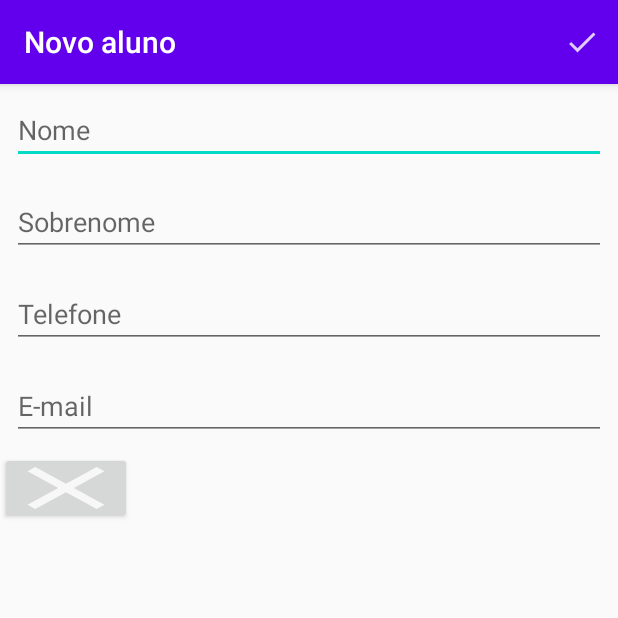
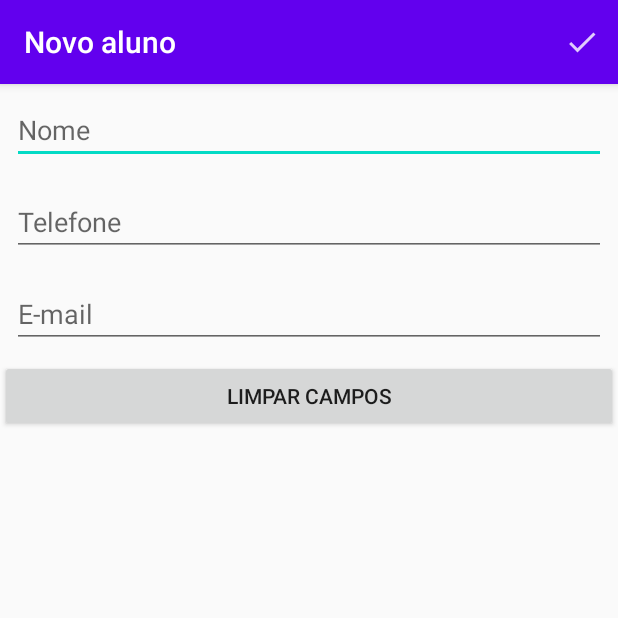
Before and after one commit to Lucasmaciiel/agenda-android, an Android app: the FormularioAlunoActivity screen opened directly, with no data from a screen before it, on a phone screen of 412 x 824 dp, the top half of it. Run offline under Robolectric (Android 15) with nearby library versions, the phone set to English and light mode, and no system bars; our stand-ins replace Room's generated code.

```diff
--- a/app/src/main/java/br/com/lmg/dataBase/AgendaDataBase.java
+++ b/app/src/main/java/br/com/lmg/dataBase/AgendaDataBase.java
@@ -6,24 +6,48 @@ import androidx.annotation.NonNull;
 import androidx.room.Database;
 import androidx.room.Room;
 import androidx.room.RoomDatabase;
+import androidx.room.TypeConverters;
 import androidx.room.migration.Migration;
 import androidx.sqlite.db.SupportSQLiteDatabase;
+import br.com.lmg.dataBase.converter.ConversonCalendar;
 import br.com.lmg.dataBase.dao.AlunoDao;
 import br.com.lmg.model.Aluno;
 
-@Database(entities = { Aluno.class}, version = 2, exportSchema = false)
+@Database(entities = { Aluno.class}, version = 4, exportSchema = false)
+@TypeConverters({ConversonCalendar.class})
 public abstract class AgendaDataBase  extends RoomDatabase {
 
     public static final String NOME_BANCO_DE_DADOS = "agenda.db";
 
     public static AgendaDataBase getInstance(Context context) {
         return Room.databaseBuilder(context, AgendaDataBase.class, NOME_BANCO_DE_DADOS)
-                .fallbackToDestructiveMigration()
                 .allowMainThreadQueries()
-                .addMigrations(new Migration(1 , 2) { // versão antiga / versão nova da base de dados
+                .addMigrations(new Migration(1, 2) { // versão antiga / versão nova da base de dados
                     @Override
                     public void migrate(@NonNull SupportSQLiteDatabase database) {
                         database.execSQL("ALTER TABLE aluno ADD COLUMN sobrenome TEXT");
+                    }
+                }, new Migration(2, 3) {
+                    @Override
+                    public void migrate(@NonNull SupportSQLiteDatabase database) {
+                        // Criar nova tabela com as informações desejadas
+                        database.execSQL("CREATE TABLE IF NOT EXISTS `Aluno_novo` " +
+                                "(`id` INTEGER PRIMARY KEY AUTOINCREMENT NOT NULL, `nome` TEXT, `telefone` TEXT, `email` TEXT)");
+
+                        // Copiar dados da tabela antiga para a nova
+                        database.execSQL("INSERT INTO Aluno_novo(id, nome, telefone, email) " +
+                                "SELECT id, nome, telefone, email FROM Aluno");
+
+                        // Remove tabela antiga
+                        database.execSQL("DROP TABLE Aluno");
+
+                        // Renomear a tabela nova com o nome da tabela antiga
+                        database.execSQL("ALTER TABLE Aluno_novo RENAME TO aluno");
+                    }
+                }, new Migration(3 , 4) {
+                    @Override
+                    public void migrate(@NonNull SupportSQLiteDatabase database) {
+                        database.execSQL("ALTER TABLE Aluno ADD COLUMN momentoDeCadastro INTEGER");
                     }
                 })
                 .build();
--- a/app/src/main/java/br/com/lmg/ui/activity/FormularioAlunoActivity.java
+++ b/app/src/main/java/br/com/lmg/ui/activity/FormularioAlunoActivity.java
@@ -23,7 +23,6 @@ public class FormularioAlunoActivity extends AppCompatActivity {
     private static final String TITULO_APPBAR_EDITA_ALUNO = "Edita aluno";
 
     private EditText campoNome;
-    private EditText campoSobreNome;
     private EditText campoTelefone;
     private EditText campoEmail;
     private Button botaoLimpar;
@@ -46,13 +45,12 @@ public class FormularioAlunoActivity extends AppCompatActivity {
     public void configuraBotaoLimpar(){
         botaoLimpar.setOnClickListener(view -> {
             campoNome.setText("");
-            campoSobreNome.setText("");
             campoEmail.setText("");
             campoTelefone.setText("");
+            campoNome.requestFocus();
 
         });
     }
-
 
     @Override
     public boolean onCreateOptionsMenu(Menu menu) {
@@ -83,7 +81,6 @@ public class FormularioAlunoActivity extends AppCompatActivity {
 
     private void preencheCampos() {
         campoNome.setText(aluno.getNome());
-        campoSobreNome.setText(aluno.getSobrenome());
         campoTelefone.setText(aluno.getTelefone());
         campoEmail.setText(aluno.getEmail());
     }
@@ -105,7 +102,6 @@ public class FormularioAlunoActivity extends AppCompatActivity {
 
     private void inicializacaoDosCampos() {
         campoNome = findViewById(R.id.activity_formulario_nome);
-        campoSobreNome = findViewById(R.id.activity_formulario_sobreNome);
         campoTelefone = findViewById(R.id.activity_formulario_telefone);
         campoEmail = findViewById(R.id.activity_formulario_email);
         botaoLimpar = findViewById(R.id.botao_limpar);
@@ -115,12 +111,10 @@ public class FormularioAlunoActivity extends AppCompatActivity {
 
     private void preencheAluno() {
         String nome = campoNome.getText().toString();
-        String sobreNome = campoSobreNome.getText().toString();
         String telefone = campoTelefone.getText().toString();
         String email = campoEmail.getText().toString();
 
         aluno.setNome(nome);
-        aluno.setSobrenome(sobreNome);
         aluno.setTelefone(telefone);
         aluno.setEmail(email);
     }
--- a/app/src/main/java/br/com/lmg/ui/adapter/ListaAlunosAdapter.java
+++ b/app/src/main/java/br/com/lmg/ui/adapter/ListaAlunosAdapter.java
@@ -48,7 +48,7 @@ public class ListaAlunosAdapter extends BaseAdapter {
 
     private void vincula(View view, Aluno aluno) {
         TextView nome = view.findViewById(R.id.item_aluno_nome);
-        nome.setText(aluno.getNomeCompleto());
+        nome.setText(aluno.getNomeCompleto() + " " + aluno.dataFormatada());
         TextView telefone = view.findViewById(R.id.item_aluno_telefone);
         telefone.setText(aluno.getTelefone());
     }
--- a/app/src/main/res/layout/activity_cadastro.xml
+++ b/app/src/main/res/layout/activity_cadastro.xml
@@ -15,14 +15,6 @@
         android:layout_margin="8dp"
         android:inputType="textCapWords"
         android:hint="@string/nome"
-        android:layout_height="wrap_content"
-        android:importantForAutofill="no" />
-
-    <EditText android:id="@+id/activity_formulario_sobreNome"
-        android:layout_width="match_parent"
-        android:layout_margin="8dp"
-        android:inputType="textCapWords"
-        android:hint="@string/sobrenome"
         android:layout_height="wrap_content"
         android:importantForAutofill="no" />
 
@@ -44,9 +36,9 @@
 
     <Button
         android:id="@+id/botao_limpar"
-        android:layout_width="wrap_content"
+        android:layout_width="match_parent"
         android:layout_height="wrap_content"
-        android:foreground="@drawable/ic_action_limpar_dados"
+        android:text="Limpar campos"
         tools:targetApi="m" />
 
 
--- a/app/src/main/res/values/strings.xml
+++ b/app/src/main/res/values/strings.xml
@@ -5,5 +5,4 @@
     <string name="email">E-mail</string>
     <string name="salvar">Salvar</string>
     <string name="remover">Remover</string>
-    <string name="sobrenome">Sobrenome</string>
 </resources>
```
Also changed, not shown: app/src/main/java/br/com/lmg/dataBase/converter/ConversonCalendar.java (added, +22 -0 lines), app/src/main/java/br/com/lmg/model/Aluno.java (+18 -10 lines).
